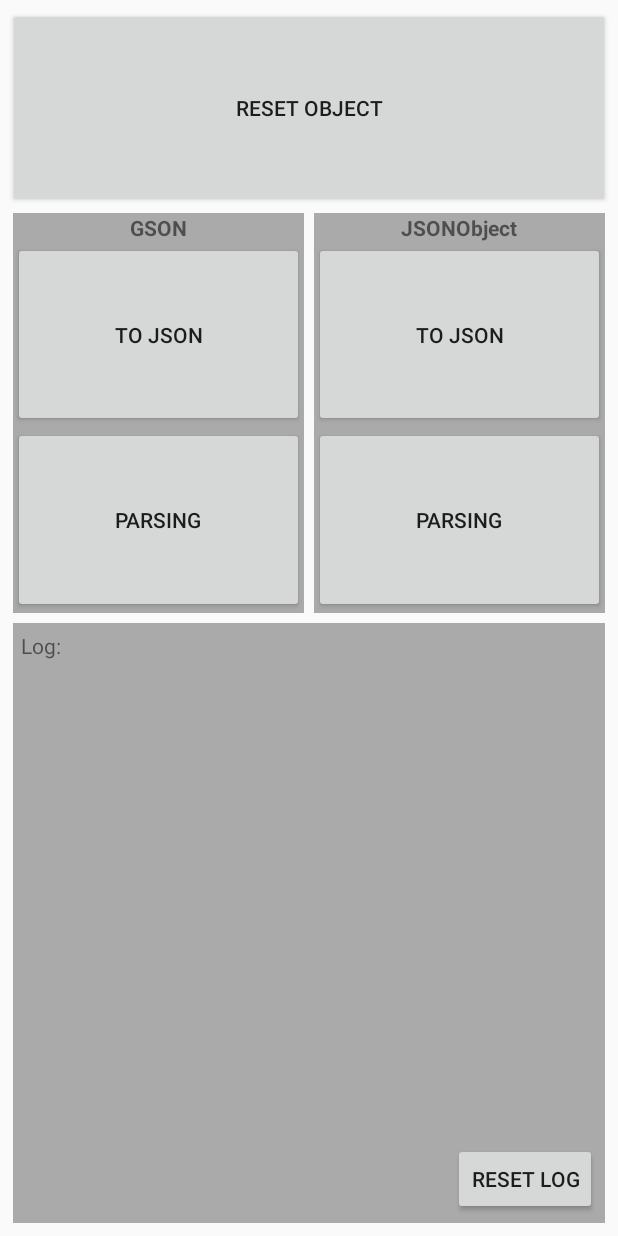
After one commit to mooqoo/Gson-Json, an Android app: the layout tmp_gridlayout.xml on its own in the app's theme, with its tools: preview values and no code run, on a phone screen of 412 x 824 dp. The commit adds this screen. Run offline under Robolectric (Android 15) with nearby library versions, the phone set to English and light mode, and no system bars.

Commit message:
-update UI using tablelayout     -implement a few buttons to test GSON / JSONObject

```diff
--- a/app/build.gradle
+++ b/app/build.gradle
@@ -6,10 +6,10 @@ android {
 
     defaultConfig {
         applicationId "practice.example.com.gson_json"
-        minSdkVersion 15
+        minSdkVersion 21
         targetSdkVersion 22
         versionCode 1
-        versionName "1.0.1"
+        versionName "1.0.2"
     }
     buildTypes {
         release {
@@ -22,6 +22,7 @@ android {
 dependencies {
     compile fileTree(dir: 'libs', include: ['*.jar'])
     compile 'com.android.support:appcompat-v7:22.2.0'
+    compile 'com.android.support:gridlayout-v7:21.0.0'
     compile 'com.jakewharton:butterknife:7.0.1'
     compile 'com.google.code.gson:gson:2.3.1'
 }
--- a/app/src/main/java/practice/example/com/gson_json/Model/AlbumImages.java
+++ b/app/src/main/java/practice/example/com/gson_json/Model/AlbumImages.java
@@ -1,7 +1,7 @@
 package practice.example.com.gson_json.Model;
 
 /**
- * Created by wade0716 on 15/7/24.
+ * Created by mooqoo on 15/7/24.
  */
 public class AlbumImages {
     public String image_id;
--- a/app/src/main/java/practice/example/com/gson_json/Model/Albums.java
+++ b/app/src/main/java/practice/example/com/gson_json/Model/Albums.java
@@ -4,17 +4,19 @@ import java.util.ArrayList;
 import java.util.List;
 
 /**
- * Created by wade0716 on 15/7/24.
+ * Created by mooqoo on 15/7/24.
  */
 public class Albums {
     public String title;
     public String message;
+    public List<Dataset> dataset  = new ArrayList<Dataset>();
+
     //public String[] errors = new String[]{};
     public List<String> errors = new ArrayList<String>();
     public String total;
     public int total_pages;
     public int page;
     public String limit;
-    public List<Dataset> dataset  = new ArrayList<Dataset>();
+
 
 }
--- a/app/src/main/java/practice/example/com/gson_json/Model/Dataset.java
+++ b/app/src/main/java/practice/example/com/gson_json/Model/Dataset.java
@@ -4,7 +4,7 @@ import java.util.ArrayList;
 import java.util.List;
 
 /**
- * Created by wade0716 on 15/7/24.
+ * Created by mooqoo on 15/7/24.
  */
 public class Dataset {
     public String album_id;
--- /dev/null
+++ b/app/src/main/res/layout/tmp_gridlayout.xml
@@ -0,0 +1,118 @@
+<?xml version="1.0" encoding="utf-8"?>
+<GridLayout
+    xmlns:android="http://schemas.android.com/apk/res/android"
+    android:layout_width="match_parent"
+    android:layout_height="match_parent"
+    android:layout_centerInParent="true"
+    android:padding="5dp"
+    android:columnCount="2">
+
+    <!-- button to generate object -->
+    <Button
+        android:id="@+id/btn_generate_object"
+        android:layout_width="0dp"
+        android:layout_height="0dp"
+        android:layout_rowWeight="1"
+        android:layout_gravity="fill"
+        android:layout_columnSpan="2"
+        android:text="reset object"/>
+
+    <!-- GSON section -->
+    <LinearLayout
+        android:orientation="vertical"
+        android:layout_width="0dp"
+        android:layout_height="0dp"
+        android:layout_columnWeight="1"
+        android:layout_rowWeight="2"
+        android:layout_gravity="fill"
+        android:background="#AAAAAA"
+        android:layout_margin="3dp">
+
+        <TextView
+            android:layout_width="match_parent"
+            android:layout_height="wrap_content"
+            android:text="GSON"
+            android:gravity="center"
+            android:textStyle="bold"/>
+
+        <Button
+            android:id="@+id/btn_gson_tojson"
+            android:layout_width="match_parent"
+            android:layout_height="0dp"
+            android:layout_weight="1"
+            android:text="to Json"/>
+
+        <Button
+            android:id="@+id/btn_gson_parse"
+            android:layout_width="match_parent"
+            android:layout_height="0dp"
+            android:layout_weight="1"
+            android:text="parsing"/>
+
+    </LinearLayout>
+
+    <!-- JSONObject section -->
+    <LinearLayout
+        android:orientation="vertical"
+        android:layout_width="0dp"
+        android:layout_height="0dp"
+        android:layout_columnWeight="1"
+        android:layout_rowWeight="2"
+        android:layout_gravity="fill"
+        android:background="#AAAAAA"
+        android:layout_margin="3dp">
+
+        <TextView
+            android:layout_width="match_parent"
+            android:layout_height="wrap_content"
+            android:text="JSONObject"
+            android:gravity="center"
+            android:textStyle="bold"/>
+
+        <Button
+            android:id="@+id/btn_jsonobject_tojson"
+            android:layout_width="match_parent"
+            android:layout_height="0dp"
+            android:layout_weight="1"
+            android:text="to Json"/>
+
+        <Button
+            android:id="@+id/btn_jsonobject_parse"
+            android:layout_width="match_parent"
+            android:layout_height="0dp"
+            android:layout_weight="1"
+            android:text="parsing"/>
+    </LinearLayout>
+
+    <RelativeLayout
+        android:layout_width="0dp"
+        android:layout_height="0dp"
+        android:layout_rowWeight="3"
+        android:layout_gravity="fill"
+        android:layout_columnSpan="2"
+        android:background="#AAAAAA"
+        android:layout_margin="3dp"
+        android:padding="5dp">
+
+        <!-- textview for log -->
+        <TextView
+            android:id="@+id/tv_log"
+            android:layout_width="match_parent"
+            android:layout_height="match_parent"
+            android:maxLines = "255"
+            android:scrollbars = "vertical"
+            android:text="Log: \n"
+            android:layout_alignParentBottom="true"
+            android:layout_alignParentStart="true" />
+
+        <!-- button to reset log -->
+        <Button
+            android:id="@+id/btn_log_reset"
+            android:layout_width="wrap_content"
+            android:layout_height="wrap_content"
+            android:text="reset log"
+            android:layout_alignParentBottom="true"
+            android:layout_alignParentEnd="true" />
+    </RelativeLayout>
+
+</GridLayout>
```
Also changed, not shown: app/src/main/java/practice/example/com/gson_json/MainActivity.java (+27 -6 lines), app/src/main/res/layout/activity_main.xml (+114 -13 lines), 1 other file.
